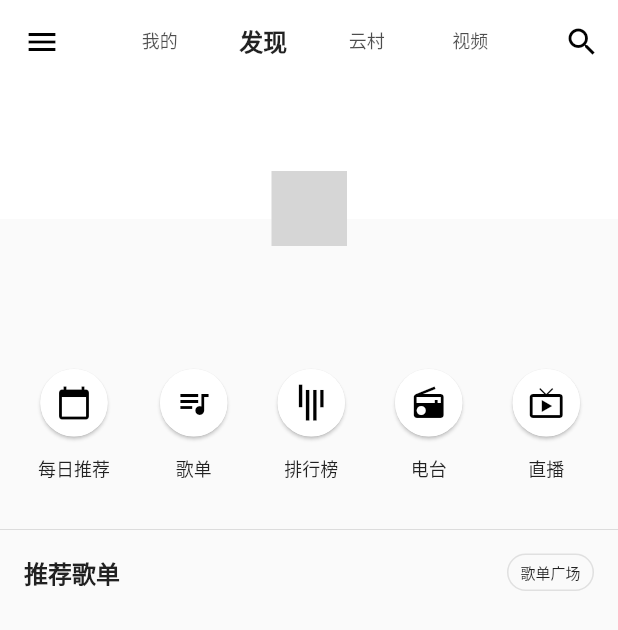
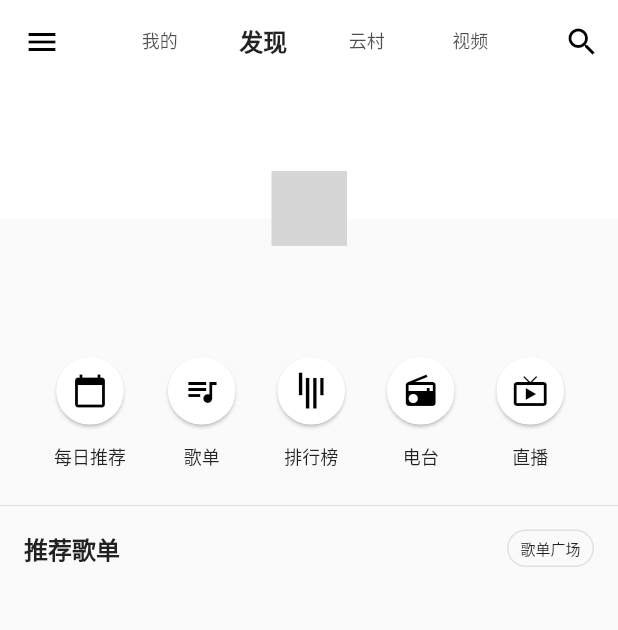
Before and after one commit to DavidZhong003/flutter_net_music, a Flutter app: the screen it shows after launch, on a phone screen of 412 x 824 dp. Shown: the top 630 px of the screen. Run offline on Flutter 3.47's test engine with Material 2 defaults, Android fonts, the phone set to English and light mode, and no system bars; our stand-ins replace cached_network_image, cookie_jar, dio, flutter_easyrefresh, flutter_redux, flutter_screenutil and 7 more; missing offline and left inert: redux_logging, redux_remote_devtools; statements that could not run were skipped; grey boxes are pictures that could not be loaded.

Commit message:
fix ItemIcon 宽度异常

```diff
--- a/lib/screen/main_tab_page.dart
+++ b/lib/screen/main_tab_page.dart
@@ -133,18 +133,21 @@ class ItemTab extends StatelessWidget {
 
   final EdgeInsetsGeometry padding;
 
+  final EdgeInsetsGeometry margin;
   final double fontSize;
 
   const ItemTab(this.icon, this.text, this.onTap,
       {this.size = 35,
       this.elevation = 2,
       this.padding = const EdgeInsets.only(top: 8),
-      this.fontSize = FontSize.miner});
+      this.fontSize = FontSize.miner,
+      this.margin = const EdgeInsets.symmetric(vertical: 8, horizontal: 16)});
 
   const ItemTab.large(this.icon, this.text, this.onTap)
       : this.size = 45,
         this.elevation = 1,
         this.padding = const EdgeInsets.only(top: 12),
+        this.margin = null,
         fontSize = FontSize.smaller;
 
   @override
@@ -152,7 +155,7 @@ class ItemTab extends StatelessWidget {
     return InkWell(
         onTap: onTap,
         child: Container(
-          padding: EdgeInsets.symmetric(vertical: 8, horizontal: 16),
+          padding: margin,
           child: Column(
             children: <Widget>[
               Material(
```
